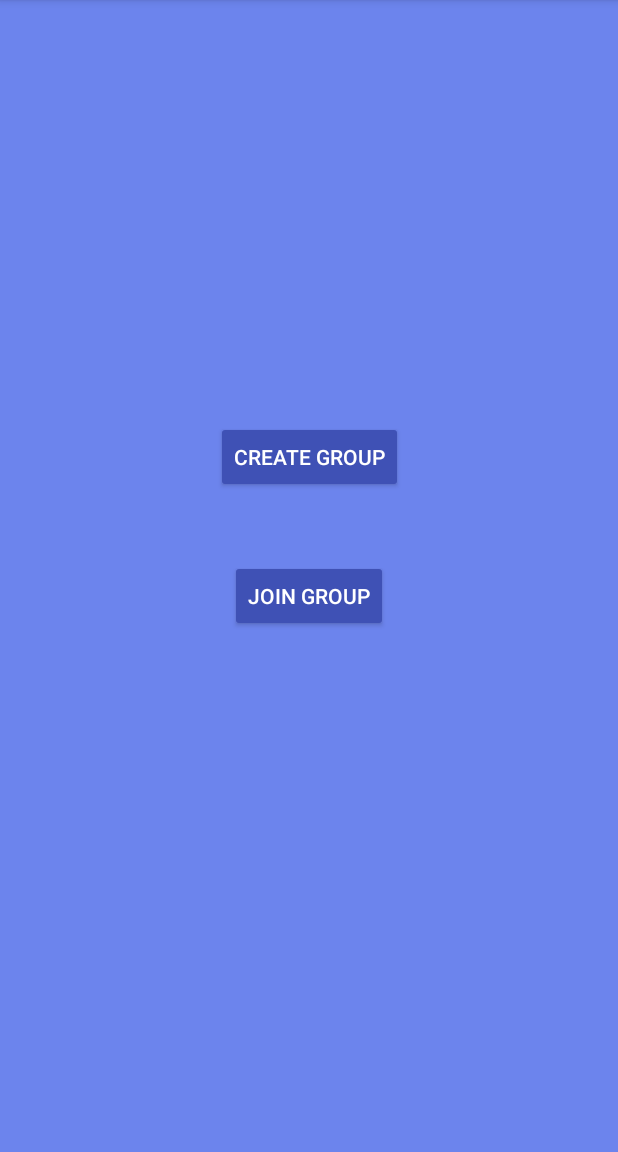
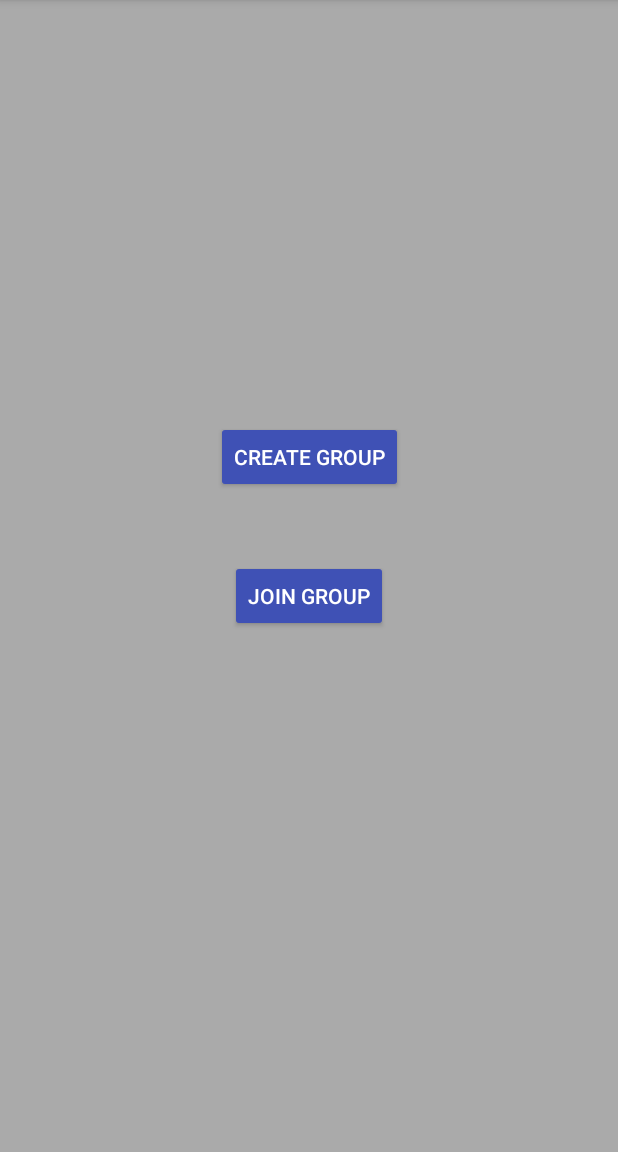
Before and after one commit to percy-g2/P2PChat, an Android app: the screen it shows after launch (MainActivity), on a phone screen of 412 x 824 dp, the part 84-1236 px from its top. Run offline under Robolectric (Android 15) with nearby library versions, the phone set to English and light mode, and no system bars.

Commit message:
Disconnect all clients when group owner leaves. Use jackson data bind object mapper to sending and receiving data via wifi p2p. UI changes.

```diff
--- a/app/src/main/AndroidManifest.xml
+++ b/app/src/main/AndroidManifest.xml
@@ -23,6 +23,7 @@
         </activity>
         <activity
             android:name=".GroupChatActivity"
+            android:theme="@style/AppTheme.GroupChat"
             android:configChanges="orientation|screenSize|keyboardHidden" />
 
         <provider
--- a/app/src/main/java/com/androdevlinux/percy/p2pchat/ChatAdapter.kt
+++ b/app/src/main/java/com/androdevlinux/percy/p2pchat/ChatAdapter.kt
@@ -79,7 +79,7 @@ class ChatAdapter(private val messages: List<MessageWrapper>, private val curren
     }
 
     override fun getItemViewType(position: Int): Int {
-        return if (messages[position].getp2pDevice() == currentDevice) {
+        return if (messages[position].getP2pDevice() == currentDevice) {
             self
         } else {
             others
@@ -102,12 +102,12 @@ class ChatAdapter(private val messages: List<MessageWrapper>, private val curren
     private fun configureViewHolder2(vh2: ViewHolderUser, position: Int) {
         val message = messages[position]
         if (message.messageSubType!! == MessageWrapper.MessageSubType.TEXT) {
-            vh2.userName!!.text = message.getp2pDevice()!!.deviceName
+            vh2.userName!!.text = message.getP2pDevice()!!.deviceName
             vh2.userMessage!!.text = message.message
             vh2.imageLayout!!.visibility = View.GONE
         } else if (message.messageSubType!! == MessageWrapper.MessageSubType.IMAGE) {
             val bmp = BitmapFactory.decodeByteArray(message.image, 0, message.image!!.size)
-            vh2.userNameImage!!.text = message.getp2pDevice()!!.deviceName
+            vh2.userNameImage!!.text = message.getP2pDevice()!!.deviceName
             vh2.userImage!!.setImageBitmap(bmp)
             vh2.textLayout!!.visibility = View.GONE
         }
--- a/app/src/main/res/values/styles.xml
+++ b/app/src/main/res/values/styles.xml
@@ -1,7 +1,7 @@
 <resources>
 
     <!-- Base application theme. -->
-    <style name="AppTheme" parent="Theme.AppCompat.Light.NoActionBar">
+    <style name="AppTheme" parent="Theme.AppCompat.Light.DarkActionBar">
         <item name="windowActionBar">false</item>
         <item name="windowNoTitle">true</item>
         <!-- Customize your theme here. -->
@@ -14,7 +14,19 @@
         <item name="colorPrimary">@color/colorPrimary</item>
         <item name="colorPrimaryDark">@color/colorPrimaryDark</item>
         <item name="colorAccent">@color/colorAccent</item>
-        <item name="android:windowBackground">@color/cat</item>
+        <item name="android:windowBackground">@color/base</item>
+        <item name="colorControlNormal">@color/iron</item>
+        <item name="colorControlActivated">@color/colorAccent</item>
+        <item name="colorControlHighlight">@color/white</item>
+        <item name="android:textColorHint">@color/iron</item>
+        <item name="colorButtonNormal">@color/colorPrimary</item>
+    </style>
+
+    <style name="AppTheme.GroupChat" parent="AppTheme">
+        <item name="colorPrimary">@color/colorPrimary</item>
+        <item name="colorPrimaryDark">@color/colorPrimaryDark</item>
+        <item name="colorAccent">@color/colorAccent</item>
+        <item name="android:windowBackground">@color/base</item>
         <item name="colorControlNormal">@color/iron</item>
         <item name="colorControlActivated">@color/colorAccent</item>
         <item name="colorControlHighlight">@color/white</item>
--- a/p2p/build.gradle
+++ b/p2p/build.gradle
@@ -26,6 +26,9 @@ dependencies {
 
     implementation 'com.android.support:appcompat-v7:27.0.2'
     implementation 'com.google.code.gson:gson:2.8.2'
+    implementation 'com.fasterxml.jackson.core:jackson-databind:2.9.0'
+    implementation 'com.fasterxml.jackson.core:jackson-core:2.9.0'
+    implementation 'com.fasterxml.jackson.core:jackson-annotations:2.9.2'
     implementation 'commons-io:commons-io:2.4'
     implementation "org.jetbrains.kotlin:kotlin-stdlib-jre7:$kotlin_version"
     testImplementation 'junit:junit:4.12'
```
Also changed, not shown: app/src/main/java/com/androdevlinux/percy/p2pchat/GroupChatActivity.kt (+24 -4 lines), app/src/main/res/layout/activity_group_chat.xml (+27 -10 lines), p2p/src/main/java/com/androdevlinux/percy/p2p/client/P2PClient.kt (+6 -5 lines), p2p/src/main/java/com/androdevlinux/percy/p2p/common/messages/MessageWrapper.kt (+5 -3 lines), p2p/src/main/java/com/androdevlinux/percy/p2p/service/P2PService.kt (+16 -5 lines), 1 other file.
